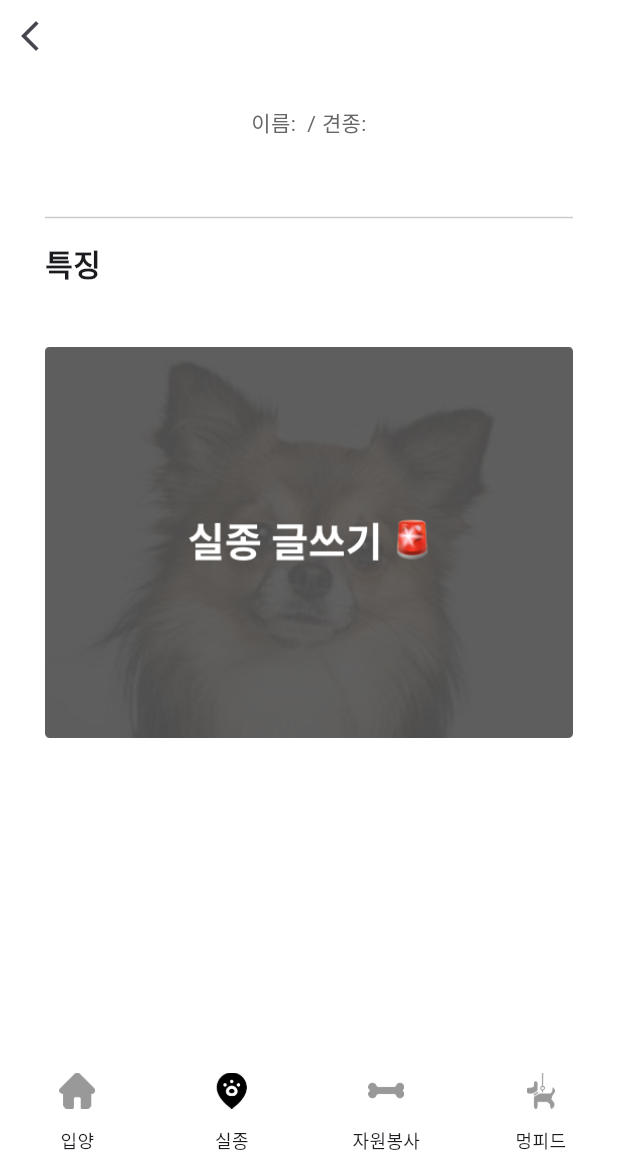
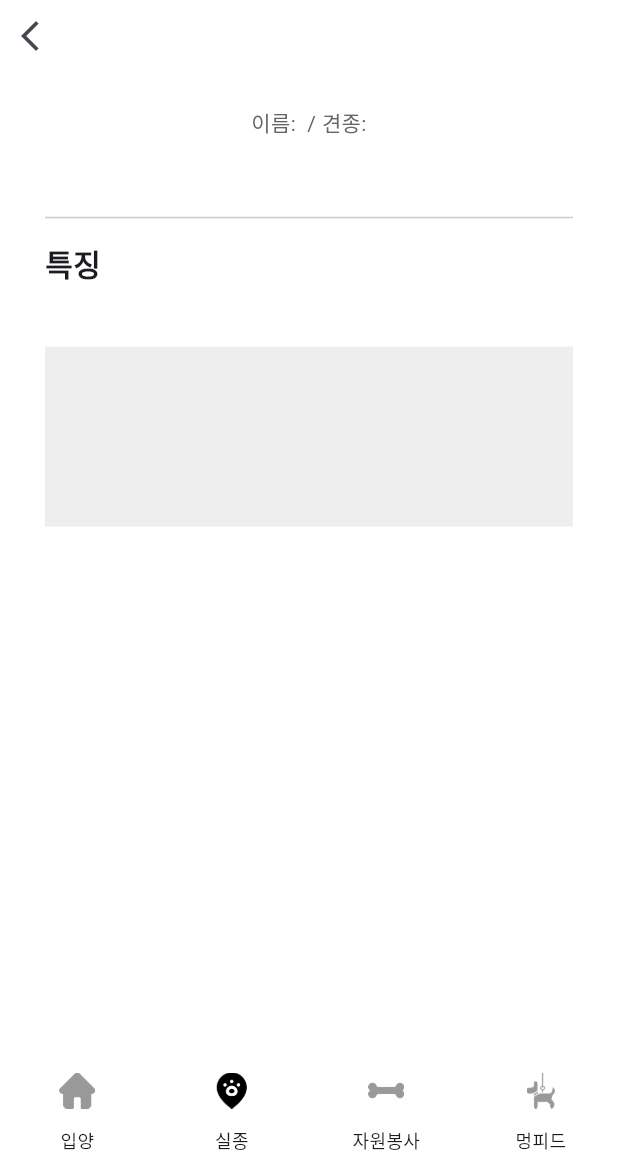
Before and after one commit to pss214/meongjup, a Flutter app: the MissingDetail screen opened directly with empty values, on a phone screen of 412 x 824 dp, the part 84-1236 px from its top. Run offline on Flutter 3.47's test engine with Material 3 defaults, Android fonts, the phone set to English and light mode, and no system bars; our stand-ins replace cloud_firestore, firebase_core, firebase_storage, image_picker, infinite_scroll_pagination, youtube_player_flutter; accounts and stored records are empty; network calls fail.

Commit message:
fix: 핫픽스 데이터 잘못 준 부분 수정 및 간단한 스켈레톤 UI 제작

```diff
--- a/lib/pages/missing_detail.dart
+++ b/lib/pages/missing_detail.dart
@@ -76,7 +76,7 @@ class _MissingDetail extends State<MissingDetail> {
                 Container(
                   width: double.infinity,
                   child: Text(
-                    '이름: ${widget.name} / 견종: ${widget.species}',
+                    '이름: ${widget.name} / 견종: ${widget.distinction}',
                     textAlign: TextAlign.center,
                     style: TextStyle(color: Color(0xff666666), height: 0.5),
                   ),
@@ -99,7 +99,7 @@ class _MissingDetail extends State<MissingDetail> {
                   style: TextStyle(fontSize: 20, fontWeight: FontWeight.bold),
                 ),
                 SizedBox(height: 6),
-                Text(widget.distinction, style: TextStyle(height: 1.3)),
+                Text(widget.species, style: TextStyle(height: 1.3)),
                 SizedBox(height: 16),
                 if (images.isNotEmpty) ...[
                   ...images
@@ -117,9 +117,10 @@ class _MissingDetail extends State<MissingDetail> {
                       )
                       .toList(),
                 ] else
-                  Image.asset(
-                    'assets/images/missing_writing.png',
+                  Container(
                     width: double.infinity,
+                    height: 120,
+                    color: Color(0xffeeeeee),
                   ),
                 SizedBox(height: 10),
               ],
--- a/lib/widgets/missingPuppy.dart
+++ b/lib/widgets/missingPuppy.dart
@@ -108,7 +108,7 @@ class _MissingPuppyState extends State<MissingPuppy>
                             : Container(
                               height: 140,
                               width: double.infinity,
-                              color: Colors.grey,
+                              color: Color(0xffeeeeee),
                             ),
                   ),
                   Positioned(
```
